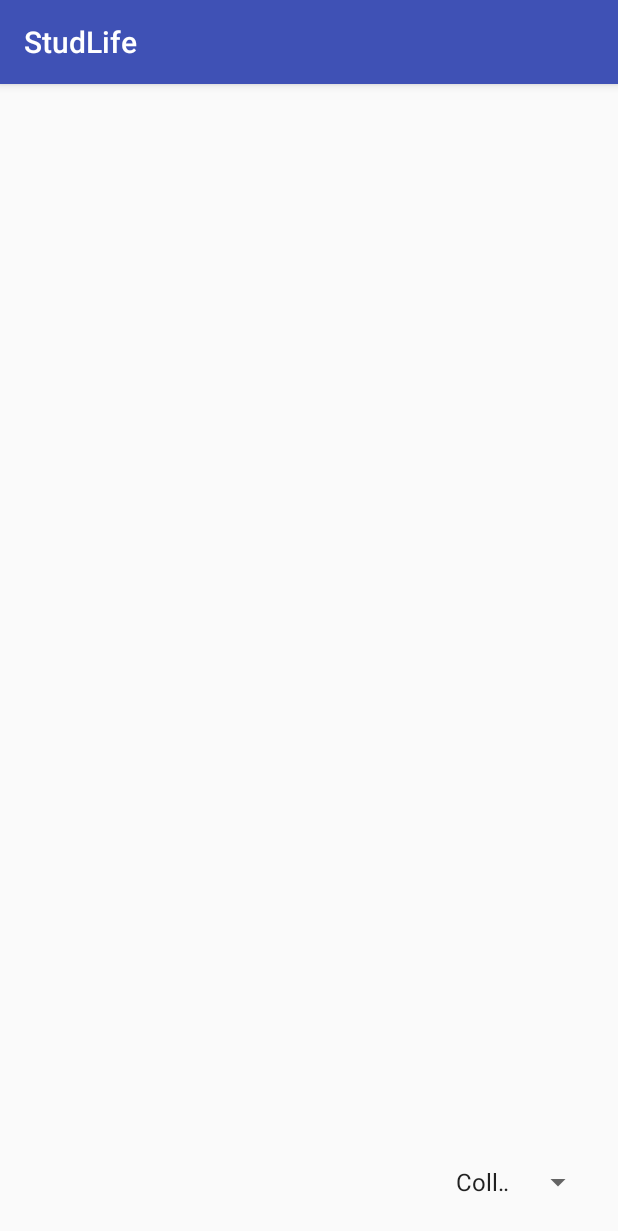
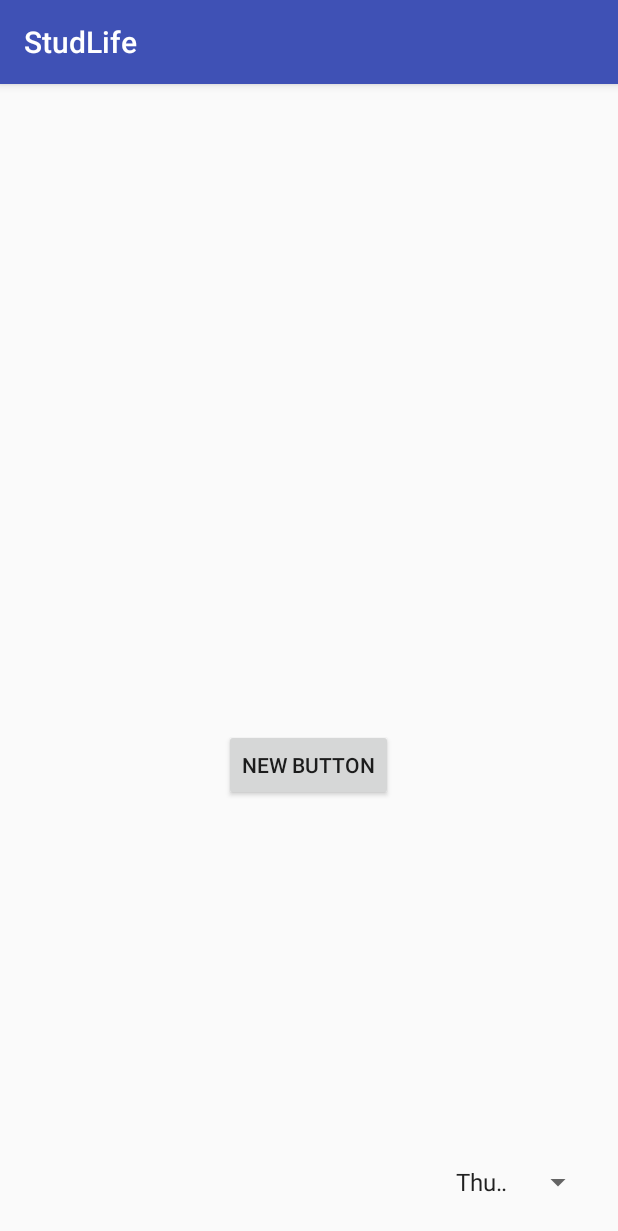
Before and after one commit to Roe-Land/Cervisia-Technologies-Inc, an Android app: the screen it shows after launch (ThuisActivity), on a phone screen of 412 x 824 dp. Shown: the top 1231 px of the screen. Run offline under Robolectric (Android 15) with nearby library versions, the light colour scheme and no system bars.

Commit message:
Voor roeland

```diff
--- a/app/src/main/java/com/example/dennis/studlife/ThuisActivity.java
+++ b/app/src/main/java/com/example/dennis/studlife/ThuisActivity.java
@@ -6,19 +6,41 @@ import android.os.Build;
 import android.support.v7.app.AppCompatActivity;
 import android.os.Bundle;
 import android.view.View;
+import android.widget.AdapterView;
 import android.widget.Spinner;
 
-public class ThuisActivity extends AppCompatActivity {
+public class ThuisActivity extends AppCompatActivity implements AdapterView.OnItemSelectedListener{
 
     @Override
     protected void onCreate(Bundle savedInstanceState) {
         super.onCreate(savedInstanceState);
         setContentView(R.layout.activity_thuis);
         Spinner spinner = (Spinner) findViewById(R.id.spinner);
-        spinner.setOnItemSelectedListener(new CustomOnItemSelectedListener());
+        spinner.setOnItemSelectedListener(this);
 
     }
 
+    @TargetApi(Build.VERSION_CODES.JELLY_BEAN)
+    @Override
+    public void onBackPressed(){
+        finishAffinity();
+    }
+
+    @Override
+    public void onItemSelected(AdapterView<?> parent, View view, int position, long id) {
+        Spinner spinner = (Spinner) parent;
+
+        if (spinner.getItemAtPosition(position).toString() == "College"){
+            goCollege();
+        } else if (spinner.getItemAtPosition(position).toString() == "Uitgaan") {
+            uitgaan();
+        }
+    }
+
+    @Override
+    public void onNothingSelected(AdapterView<?> parent) {
+
+    }
 
     public void goCollege(){
         Intent intent = new Intent(this, CollegeActivity.class);
@@ -29,11 +51,4 @@ public class ThuisActivity extends AppCompatActivity {
         Intent intent = new Intent(this, UitgaanActivity.class);
         startActivity(intent);
     }
-
-
-    @TargetApi(Build.VERSION_CODES.JELLY_BEAN)
-    @Override
-    public void onBackPressed(){
-        finishAffinity();
-    }
 }
--- a/app/src/main/res/layout/activity_thuis.xml
+++ b/app/src/main/res/layout/activity_thuis.xml
@@ -20,4 +20,13 @@
         android:layout_alignParentRight="true"
         android:layout_marginTop="150dp" />
 
+    <Button
+        android:layout_width="wrap_content"
+        android:layout_height="wrap_content"
+        android:text="New Button"
+        android:id="@+id/button"
+        android:layout_above="@+id/spinner"
+        android:layout_centerHorizontal="true"
+        android:layout_marginBottom="84dp" />
+
 </RelativeLayout>
--- a/app/src/main/res/values/strings.xml
+++ b/app/src/main/res/values/strings.xml
@@ -2,16 +2,19 @@
     <string name="app_name">StudLife</string>
 
     <string-array name="thuis">
+        <item>Thuis</item>
         <item>College</item>
         <item>Uitgaan</item>
     </string-array>
 
     <string-array name="uit">
+        <item>Uitgaan</item>
         <item>Huis</item>
         <item>College</item>
     </string-array>
 
     <string-array name="college">
+        <item>College</item>
         <item>Huis</item>
         <item>Uitgaan</item>
     </string-array>
```
Also changed, not shown: app/src/main/java/com/example/dennis/studlife/CollegeActivity.java (+3 -9 lines), app/src/main/java/com/example/dennis/studlife/CustomOnItemSelectedListener.java (+48 -18 lines), app/src/main/java/com/example/dennis/studlife/UitgaanActivity.java (+3 -9 lines), 221 other files.
